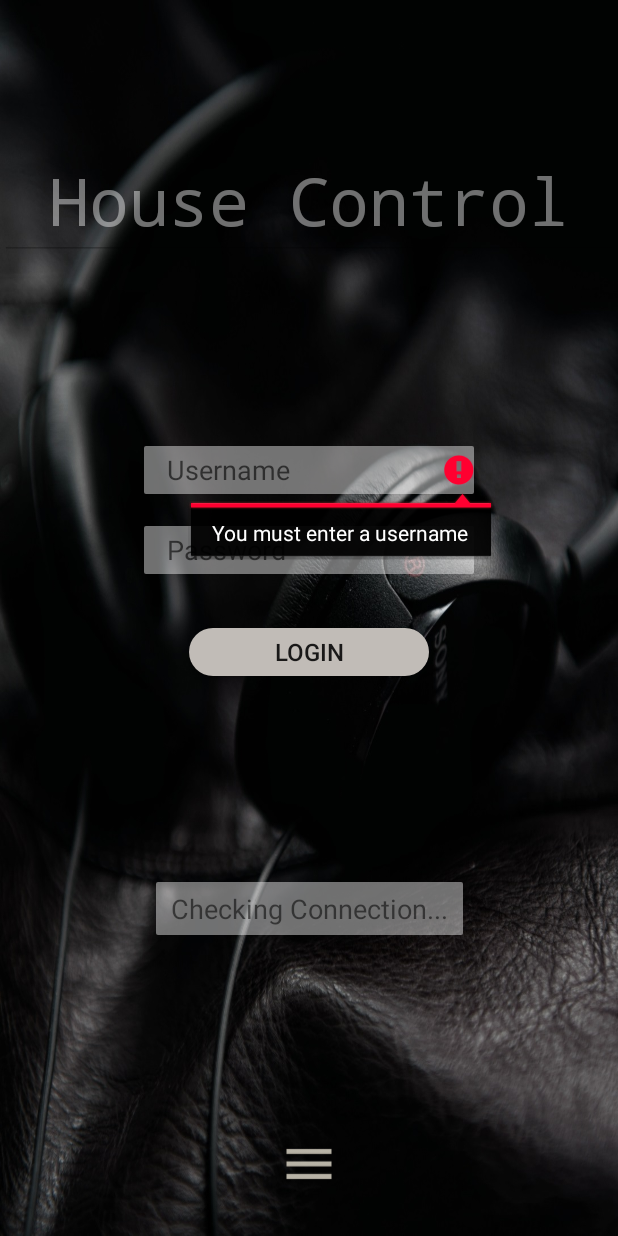
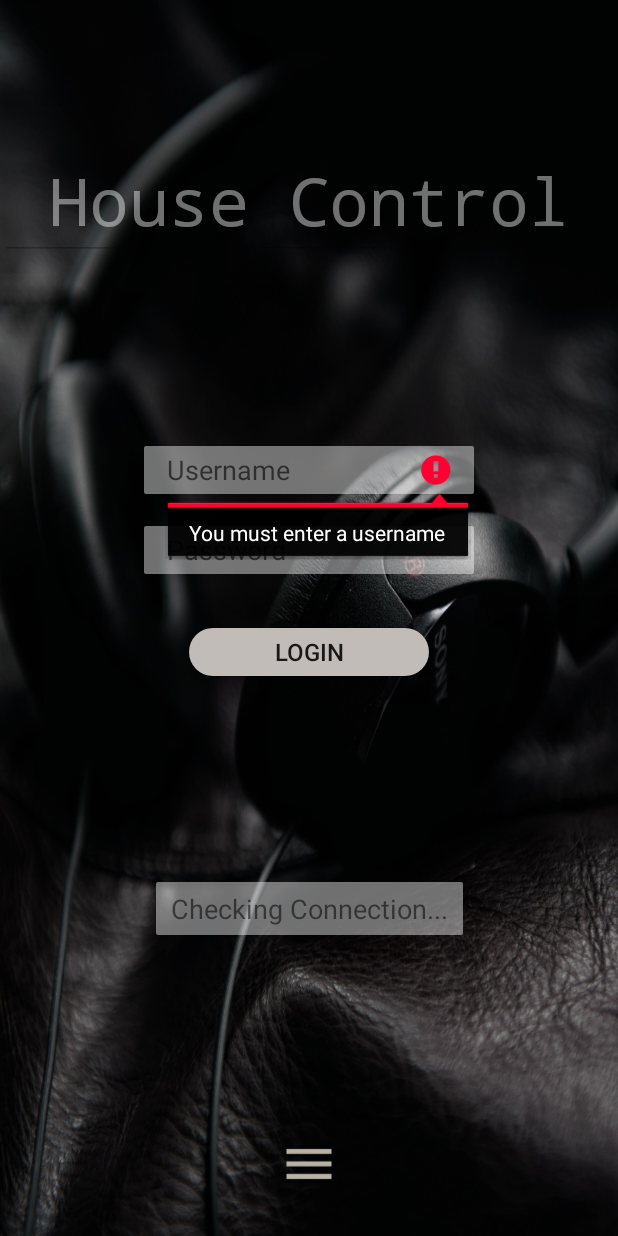
Before and after one commit to chappers73/basicLogin, an Android app: the screen it shows after launch (Login), after a tap on "LOGIN", on a phone screen of 412 x 824 dp. Run offline under Robolectric (Android 15) with nearby library versions, the phone set to English and light mode, and no system bars; 1 statement that could not run was skipped.

Commit message:
Code tidy -> == to equals Moved fixed strings to string resource

```diff
--- a/app/src/main/java/com/chappers/home/simplelogintest/Login.java
+++ b/app/src/main/java/com/chappers/home/simplelogintest/Login.java
@@ -108,8 +108,8 @@ public class Login extends AppCompatActivity implements View.OnClickListener, Po
         etTitle = findViewById(R.id.etTitle);
         btnLogin = findViewById(R.id.btnLogin);
         img_menu = findViewById(R.id.img_prefs);
-        tv_check_connection=(TextView) findViewById(R.id.tv_check_connection);
-        mNetworkReceiver = new NetworkChangeReceiver(Login.this);
+        tv_check_connection= findViewById(R.id.tv_check_connection);
+        mNetworkReceiver = new NetworkChangeReceiver();
         registerNetworkBroadcastForNougat();
 
         // Set the progress Dialog up
@@ -139,7 +139,7 @@ public class Login extends AppCompatActivity implements View.OnClickListener, Po
     public static void dialog(boolean value){
 
         if(value){
-            tv_check_connection.setText("Internet Connection detected");
+            tv_check_connection.setText(R.string.dialog_InternetFound);
             tv_check_connection.setBackgroundColor(Color.GRAY);
             tv_check_connection.setTextColor(Color.WHITE);
             btnLogin.setEnabled(true);
@@ -155,7 +155,7 @@ public class Login extends AppCompatActivity implements View.OnClickListener, Po
         }else {
             btnLogin.setEnabled(false);
             tv_check_connection.setVisibility(View.VISIBLE);
-            tv_check_connection.setText("Check your internet connection");
+            tv_check_connection.setText(R.string.Dialog_InternetMissing);
             tv_check_connection.setBackgroundColor(Color.RED);
             tv_check_connection.setTextColor(Color.WHITE);
         }
@@ -228,7 +228,7 @@ public class Login extends AppCompatActivity implements View.OnClickListener, Po
                     return;
                 }
                 String url = getPrefs.getString("prefs_et_Server_URL", "");
-                if (url == ""){
+                if (url.equals("")){
                     Toast.makeText(getApplicationContext(), "Server URL empty - FIX this...", Toast.LENGTH_LONG).show();
                     break;
                 }
--- a/app/src/main/java/com/chappers/home/simplelogintest/helper/NetworkChangeReceiver.java
+++ b/app/src/main/java/com/chappers/home/simplelogintest/helper/NetworkChangeReceiver.java
@@ -11,9 +11,7 @@ import static com.chappers.home.simplelogintest.Login.dialog;
 
 public class NetworkChangeReceiver extends BroadcastReceiver
 {
-    private Context context;
-    public NetworkChangeReceiver(Context context) {
-        this.context = context;
+    public NetworkChangeReceiver() {
     }
 
     @Override
@@ -21,7 +19,7 @@ public class NetworkChangeReceiver extends BroadcastReceiver
     {
         try
         {
-            if (isOnline(this.context)) {
+            if (isOnline(context)) {
                 dialog(true);
                 Log.e("keshav", "Online Connect Intenet ");
             } else {
@@ -37,7 +35,7 @@ public class NetworkChangeReceiver extends BroadcastReceiver
 
     private boolean isOnline(Context context) {
         try {
-            ConnectivityManager cm = (ConnectivityManager) this.context.getSystemService(Context.CONNECTIVITY_SERVICE);
+            ConnectivityManager cm = (ConnectivityManager) context.getSystemService(Context.CONNECTIVITY_SERVICE);
             NetworkInfo netInfo = cm.getActiveNetworkInfo();
             //should check null because in airplane mode it will be null
             return (netInfo != null && netInfo.isConnected());
--- a/app/src/main/java/com/chappers/home/simplelogintest/helper/OnDataSendToActivity.java
+++ b/app/src/main/java/com/chappers/home/simplelogintest/helper/OnDataSendToActivity.java
@@ -1,5 +1,5 @@
 package com.chappers.home.simplelogintest.helper;
 
 public interface OnDataSendToActivity {
-    public void sendData(data str) throws InterruptedException;
+    void sendData(data str) throws InterruptedException;
 }
--- a/app/src/main/java/com/chappers/home/simplelogintest/helper/comms.java
+++ b/app/src/main/java/com/chappers/home/simplelogintest/helper/comms.java
@@ -15,8 +15,8 @@ import java.net.URL;
 
 public class comms extends AsyncTask<String, Void, data> {
     private static final String TAG = "comms";
-    private Context contextView;
-    private TextView textview;
+    //private Context contextView;
+    //private TextView textview;
     public data returnData = new data();
 
     OnDataSendToActivity dataSendToActivity;
@@ -41,7 +41,7 @@ public class comms extends AsyncTask<String, Void, data> {
 
     @Override
     protected void onProgressUpdate(Void... values) {
-        textview.setText("Connecting...");
+        //textview.setText("Connecting...");
     }
 
     @TargetApi(Build.VERSION_CODES.N)
--- a/app/src/main/res/layout/activity_login.xml
+++ b/app/src/main/res/layout/activity_login.xml
@@ -53,6 +53,7 @@
         android:hint="Username"
         android:inputType="textPersonName"
         android:paddingLeft="15dp"
+        android:paddingRight="15dp"
         android:paddingTop="2dp"
         android:paddingBottom="2dp"
         android:textAlignment="viewStart"
@@ -76,6 +77,7 @@
         android:hint="Password"
         android:inputType="textPassword"
         android:paddingLeft="15dp"
+        android:paddingRight="15dp"
         android:paddingTop="2dp"
         android:paddingBottom="2dp"
         android:textAlignment="viewStart"
@@ -134,11 +136,11 @@
         android:layout_marginBottom="8dp"
         android:background="@drawable/roundedbuttonshape2"
         android:text="Checking Connection..."
-        android:textSize="18dp"
-        android:paddingTop="5dp"
-        android:paddingBottom="5dp"
-        android:paddingLeft="10dp"
-        android:paddingRight="10dp"
+        android:textSize="18sp"
+        android:paddingTop="5sp"
+        android:paddingBottom="5sp"
+        android:paddingLeft="10sp"
+        android:paddingRight="10sp"
         app:layout_constraintBottom_toTopOf="@+id/img_prefs"
         app:layout_constraintEnd_toEndOf="parent"
         app:layout_constraintStart_toStartOf="parent"
--- a/app/src/main/res/layout/activity_main_data.xml
+++ b/app/src/main/res/layout/activity_main_data.xml
@@ -50,7 +50,7 @@
                 android:layout_height="match_parent"
                 android:theme="@style/ListFont">
 
-                //TAB 1 - Triggers
+                <!---->TAB 1 - Triggers
                 <LinearLayout
                     android:id="@+id/tab1"
                     android:layout_width="match_parent"
--- a/app/src/main/res/values/strings.xml
+++ b/app/src/main/res/values/strings.xml
@@ -33,4 +33,6 @@
     <string name="prefs_et_Camera_4_URL">prefs_et_Camera_4_URL</string>
     <string name="prefs_et_Camera_4_Name">prefs_et_Camera_4_Name</string>
     <string name="prefs_chk_Camera4_Enabled">prefs_chk_Camera4_Enabled</string>
+    <string name="dialog_InternetFound">Internet Connection detected</string>
+    <string name="Dialog_InternetMissing">Check your internet connection</string>
 </resources>
```
Also changed, not shown: app/src/main/AndroidManifest.xml (+4 -4 lines), app/src/main/java/com/chappers/home/simplelogintest/MainData.java (+8 -16 lines), app/src/main/java/com/chappers/home/simplelogintest/helper/OnScreenLog.java (+4 -4 lines), app/src/main/java/com/chappers/home/simplelogintest/helper/connectivity.java (+2 -9 lines).
